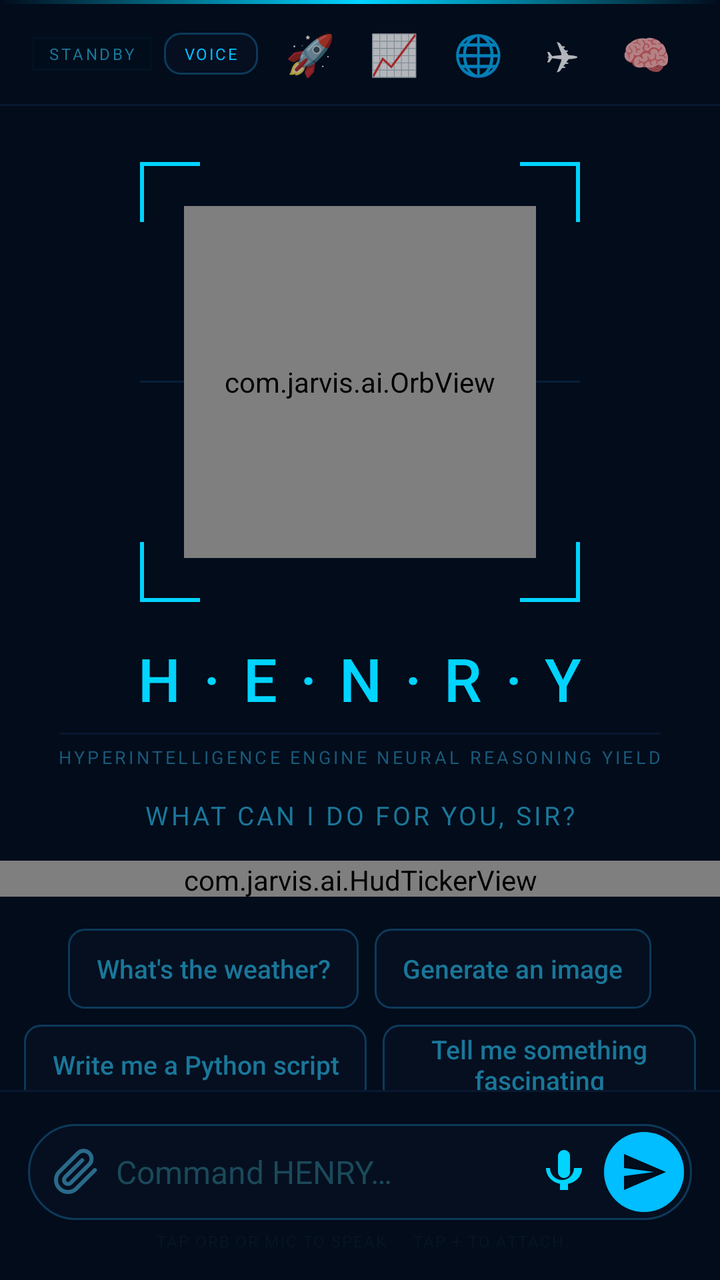
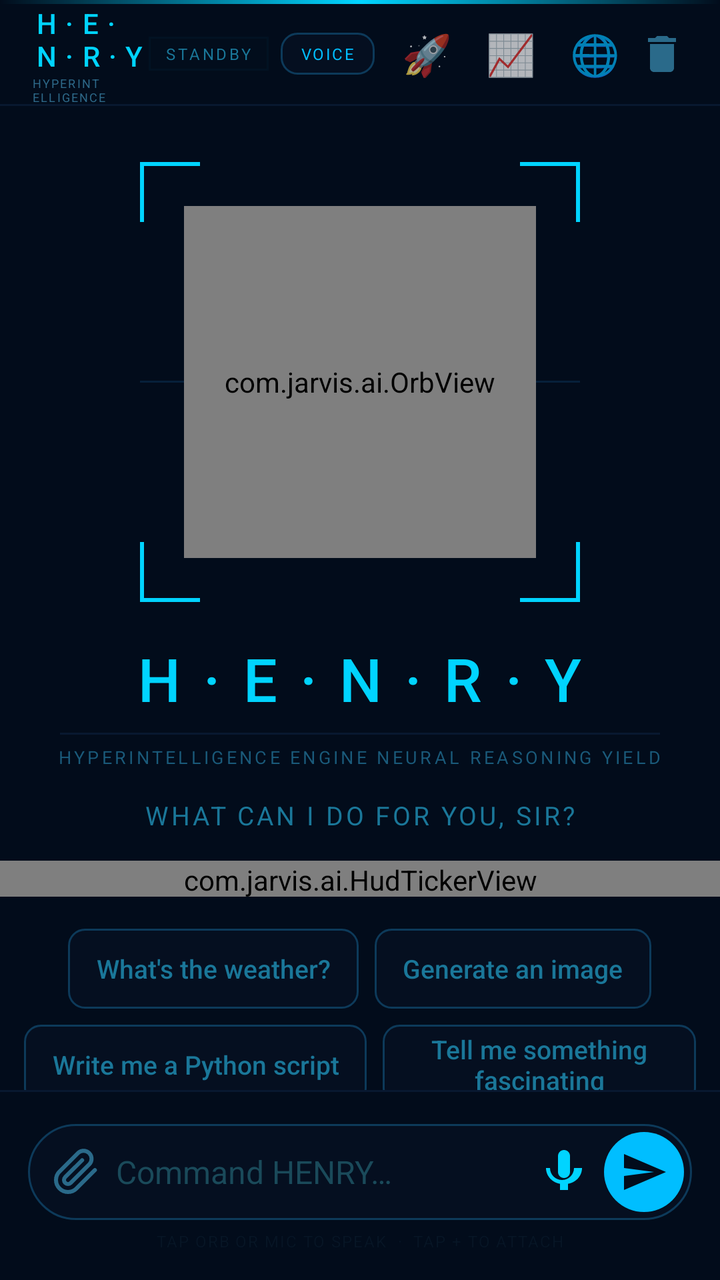

Screens rendered from an Android XML layout before and after an edit, with the pre-edit source and the edit as a unified diff.
<!-- AndroidManifest.xml: application theme Theme.Jarvis -->
<!-- res/layout/activity_main.xml -->
<?xml version="1.0" encoding="utf-8"?>
<androidx.constraintlayout.widget.ConstraintLayout
    xmlns:android="http://schemas.android.com/apk/res/android"
    xmlns:app="http://schemas.android.com/apk/res-auto"
    android:layout_width="match_parent"
    android:layout_height="match_parent"
    android:background="#020C1B">

    
    <View
        android:id="@+id/top_line"
        android:layout_width="match_parent"
        android:layout_height="2dp"
        android:background="@drawable/bg_gradient_line"
        app:layout_constraintTop_toTopOf="parent"
        app:layout_constraintStart_toStartOf="parent"/>

    
    <LinearLayout
        android:id="@+id/topbar"
        android:layout_width="match_parent"
        android:layout_height="50dp"
        android:orientation="horizontal"
        android:gravity="center_vertical"
        android:paddingStart="16dp"
        android:paddingEnd="12dp"
        android:background="#020C1B"
        app:layout_constraintTop_toBottomOf="@id/top_line"
        app:layout_constraintStart_toStartOf="parent">

        
        <LinearLayout
            android:layout_width="0dp"
            android:layout_height="wrap_content"
            android:layout_weight="1"
            android:orientation="vertical">

            <TextView
                android:id="@+id/tv_title"
                android:layout_width="wrap_content"
                android:layout_height="wrap_content"
                android:text="H·E·N·R·Y"
                android:textColor="#00D4FF"
                android:textSize="14sp"
                android:letterSpacing="0.32"
                android:fontFamily="sans-serif-medium"/>

            <TextView
                android:layout_width="wrap_content"
                android:layout_height="wrap_content"
                android:text="HYPERINTELLIGENCE ENGINE NEURAL REASONING YIELD"
                android:textColor="#2E6A8A"
                android:textSize="6sp"
                android:letterSpacing="0.12"/>

        </LinearLayout>

        
        <TextView
            android:id="@+id/tv_status"
            android:layout_width="wrap_content"
            android:layout_height="wrap_content"
            android:text="STANDBY"
            android:textColor="#1A7799"
            android:textSize="8sp"
            android:letterSpacing="0.16"
            android:paddingHorizontal="8dp"
            android:paddingVertical="3dp"
            android:layout_marginEnd="6dp"
            android:background="@drawable/bg_status_badge"/>

        
        <TextView
            android:id="@+id/btn_voice"
            android:layout_width="wrap_content"
            android:layout_height="wrap_content"
            android:text="VOICE"
            android:textColor="#00BEFF"
            android:textSize="8sp"
            android:letterSpacing="0.1"
            android:paddingHorizontal="10dp"
            android:paddingVertical="5dp"
            android:layout_marginEnd="6dp"
            android:background="@drawable/bg_chip"
            android:clickable="true"
            android:focusable="true"
            android:contentDescription="Voice settings"/>

        
        <TextView
            android:id="@+id/btn_space"
            android:layout_width="40dp"
            android:layout_height="40dp"
            android:text="🚀"
            android:textSize="20sp"
            android:gravity="center"
            android:layout_marginEnd="2dp"
            android:clickable="true"
            android:focusable="true"
            android:background="?android:attr/selectableItemBackgroundBorderless"
            android:contentDescription="Space Command"/>

        
        <TextView
            android:id="@+id/btn_markets"
            android:layout_width="40dp"
            android:layout_height="40dp"
            android:text="📈"
            android:textSize="20sp"
            android:gravity="center"
            android:layout_marginEnd="2dp"
            android:clickable="true"
            android:focusable="true"
            android:background="?android:attr/selectableItemBackgroundBorderless"
            android:contentDescription="Live Markets"/>

        
        <TextView
            android:id="@+id/btn_earth_radar"
            android:layout_width="40dp"
            android:layout_height="40dp"
            android:text="🌐"
            android:textSize="20sp"
            android:gravity="center"
            android:layout_marginEnd="2dp"
            android:clickable="true"
            android:focusable="true"
            android:background="?android:attr/selectableItemBackgroundBorderless"
            android:contentDescription="Earth Radar"/>

        
        <TextView
            android:id="@+id/btn_flight"
            android:layout_width="40dp"
            android:layout_height="40dp"
            android:text="✈"
            android:textSize="20sp"
            android:gravity="center"
            android:layout_marginEnd="2dp"
            android:clickable="true"
            android:focusable="true"
            android:background="?android:attr/selectableItemBackgroundBorderless"
            android:contentDescription="Flight Tracker"/>

        
        <TextView
            android:id="@+id/btn_brain"
            android:layout_width="40dp"
            android:layout_height="40dp"
            android:text="🧠"
            android:textSize="20sp"
            android:gravity="center"
            android:layout_marginEnd="2dp"
            android:clickable="true"
            android:focusable="true"
            android:background="?android:attr/selectableItemBackgroundBorderless"
            android:contentDescription="Brain"/>

        
        <TextView
            android:id="@+id/btn_earth_map"
            android:layout_width="40dp"
            android:layout_height="40dp"
            android:text="🌍"
            android:textSize="20sp"
            android:gravity="center"
            android:layout_marginEnd="2dp"
            android:clickable="true"
            android:focusable="true"
            android:background="?android:attr/selectableItemBackgroundBorderless"
            android:contentDescription="Earth Map"/>

        
        <TextView
            android:id="@+id/btn_animal_scan"
            android:layout_width="40dp"
            android:layout_height="40dp"
            android:text="🐾"
            android:textSize="20sp"
            android:gravity="center"
            android:layout_marginEnd="2dp"
            android:clickable="true"
            android:focusable="true"
            android:background="?android:attr/selectableItemBackgroundBorderless"
            android:contentDescription="Animal Scanner"/>

        
        <TextView
            android:id="@+id/btn_plant_scan"
            android:layout_width="40dp"
            android:layout_height="40dp"
            android:text="🌿"
            android:textSize="20sp"
            android:gravity="center"
            android:layout_marginEnd="2dp"
            android:clickable="true"
            android:focusable="true"
            android:background="?android:attr/selectableItemBackgroundBorderless"
            android:contentDescription="Plant Scanner"/>

        
        <ImageButton
            android:id="@+id/btn_clear"
            android:layout_width="34dp"
            android:layout_height="34dp"
            android:background="@android:color/transparent"
            android:src="@drawable/ic_delete"
            android:contentDescription="Clear"
            android:tint="#2A6A8A"/>

    </LinearLayout>

    
    <View
        android:id="@+id/top_bar_line"
        android:layout_width="match_parent"
        android:layout_height="1dp"
        android:background="#081830"
        app:layout_constraintTop_toBottomOf="@id/topbar"
        app:layout_constraintStart_toStartOf="parent"/>

    
    <androidx.core.widget.NestedScrollView
        android:id="@+id/scroll_main"
        android:layout_width="match_parent"
        android:layout_height="0dp"
        android:fillViewport="true"
        app:layout_constraintTop_toBottomOf="@id/top_bar_line"
        app:layout_constraintBottom_toTopOf="@id/bottom_bar_line"
        app:layout_constraintStart_toStartOf="parent"
        app:layout_constraintEnd_toEndOf="parent">

        <LinearLayout
            android:layout_width="match_parent"
            android:layout_height="wrap_content"
            android:orientation="vertical">

            
            <LinearLayout
                android:id="@+id/orb_section"
                android:layout_width="match_parent"
                android:layout_height="wrap_content"
                android:orientation="vertical"
                android:gravity="center"
                android:paddingTop="28dp"
                android:paddingBottom="4dp">

                
                <FrameLayout
                    android:layout_width="220dp"
                    android:layout_height="220dp"
                    android:gravity="center">

                    
                    <View android:layout_width="30dp" android:layout_height="2dp"
                        android:background="#00D4FF" android:layout_gravity="top|start"/>
                    <View android:layout_width="2dp" android:layout_height="30dp"
                        android:background="#00D4FF" android:layout_gravity="top|start"/>
                    
                    <View android:layout_width="30dp" android:layout_height="2dp"
                        android:background="#00D4FF" android:layout_gravity="top|end"/>
                    <View android:layout_width="2dp" android:layout_height="30dp"
                        android:background="#00D4FF" android:layout_gravity="top|end"/>
                    
                    <View android:layout_width="30dp" android:layout_height="2dp"
                        android:background="#00D4FF" android:layout_gravity="bottom|start"/>
                    <View android:layout_width="2dp" android:layout_height="30dp"
                        android:background="#00D4FF" android:layout_gravity="bottom|start"/>
                    
                    <View android:layout_width="30dp" android:layout_height="2dp"
                        android:background="#00D4FF" android:layout_gravity="bottom|end"/>
                    <View android:layout_width="2dp" android:layout_height="30dp"
                        android:background="#00D4FF" android:layout_gravity="bottom|end"/>

                    
                    <View android:layout_width="match_parent" android:layout_height="1dp"
                        android:background="#06203A" android:layout_gravity="center"/>

                    
                    <com.jarvis.ai.OrbView
                        android:id="@+id/orb_view"
                        android:layout_width="176dp"
                        android:layout_height="176dp"
                        android:layout_gravity="center"
                        android:clickable="true"
                        android:focusable="true"/>

                </FrameLayout>

                
                <TextView
                    android:id="@+id/tv_henry_name"
                    android:layout_width="wrap_content"
                    android:layout_height="wrap_content"
                    android:text="H·E·N·R·Y"
                    android:textColor="#00D4FF"
                    android:textSize="30sp"
                    android:letterSpacing="0.38"
                    android:fontFamily="sans-serif-medium"
                    android:layout_marginTop="18dp"/>

                
                <View
                    android:layout_width="300dp"
                    android:layout_height="1dp"
                    android:background="#081830"
                    android:layout_marginTop="7dp"/>

                
                <TextView
                    android:layout_width="wrap_content"
                    android:layout_height="wrap_content"
                    android:text="HYPERINTELLIGENCE ENGINE NEURAL REASONING YIELD"
                    android:textColor="#1A5A7A"
                    android:textSize="9sp"
                    android:letterSpacing="0.16"
                    android:layout_marginTop="5dp"/>

                
                <TextView
                    android:id="@+id/tv_orb_hint"
                    android:layout_width="wrap_content"
                    android:layout_height="wrap_content"
                    android:text="WHAT CAN I DO FOR YOU, SIR?"
                    android:textColor="#1A7799"
                    android:textSize="13sp"
                    android:letterSpacing="0.1"
                    android:layout_marginTop="14dp"/>

                
                <com.jarvis.ai.HudTickerView
                    android:layout_width="match_parent"
                    android:layout_height="18dp"
                    android:layout_marginTop="14dp"/>

            </LinearLayout>

            
            <LinearLayout
                android:id="@+id/chips_row1"
                android:layout_width="match_parent"
                android:layout_height="wrap_content"
                android:orientation="horizontal"
                android:gravity="center"
                android:paddingHorizontal="12dp"
                android:layout_marginTop="12dp">

                <Button
                    android:id="@+id/chip1"
                    style="@android:style/Widget.Material.Button.Borderless"
                    android:layout_width="wrap_content"
                    android:layout_height="40dp"
                    android:text="What's the weather?"
                    android:textColor="#1A7799"
                    android:textSize="13sp"
                    android:textAllCaps="false"
                    android:background="@drawable/bg_chip"
                    android:paddingHorizontal="14dp"
                    android:layout_marginEnd="8dp"
                    android:stateListAnimator="@null"/>

                <Button
                    android:id="@+id/chip2"
                    style="@android:style/Widget.Material.Button.Borderless"
                    android:layout_width="wrap_content"
                    android:layout_height="40dp"
                    android:text="Generate an image"
                    android:textColor="#1A7799"
                    android:textSize="13sp"
                    android:textAllCaps="false"
                    android:background="@drawable/bg_chip"
                    android:paddingHorizontal="14dp"
                    android:stateListAnimator="@null"/>

            </LinearLayout>

            
            <LinearLayout
                android:id="@+id/chips_row2"
                android:layout_width="match_parent"
                android:layout_height="wrap_content"
                android:orientation="horizontal"
                android:gravity="center"
                android:paddingHorizontal="12dp"
                android:layout_marginTop="8dp">

                <Button
                    android:id="@+id/chip3"
                    style="@android:style/Widget.Material.Button.Borderless"
                    android:layout_width="wrap_content"
                    android:layout_height="40dp"
                    android:text="Write me a Python script"
                    android:textColor="#1A7799"
                    android:textSize="13sp"
                    android:textAllCaps="false"
                    android:background="@drawable/bg_chip"
                    android:paddingHorizontal="14dp"
                    android:layout_marginEnd="8dp"
                    android:stateListAnimator="@null"/>

                <Button
                    android:id="@+id/chip4"
                    style="@android:style/Widget.Material.Button.Borderless"
                    android:layout_width="wrap_content"
                    android:layout_height="40dp"
                    android:text="Tell me something fascinating"
                    android:textColor="#1A7799"
                    android:textSize="13sp"
                    android:textAllCaps="false"
                    android:background="@drawable/bg_chip"
                    android:paddingHorizontal="14dp"
                    android:stateListAnimator="@null"/>

            </LinearLayout>

            
            <LinearLayout
                android:id="@+id/chips_row3"
                android:layout_width="match_parent"
                android:layout_height="wrap_content"
                android:orientation="horizontal"
                android:gravity="center"
                android:paddingHorizontal="12dp"
                android:layout_marginTop="8dp"
                android:layout_marginBottom="12dp">

                <Button
                    android:id="@+id/chip5"
                    style="@android:style/Widget.Material.Button.Borderless"
                    android:layout_width="wrap_content"
                    android:layout_height="40dp"
                    android:text="Latest tech news"
                    android:textColor="#1A7799"
                    android:textSize="13sp"
                    android:textAllCaps="false"
                    android:background="@drawable/bg_chip"
                    android:paddingHorizontal="14dp"
                    android:layout_marginEnd="8dp"
                    android:stateListAnimator="@null"/>

                <Button
                    android:id="@+id/chip6"
                    style="@android:style/Widget.Material.Button.Borderless"
                    android:layout_width="wrap_content"
                    android:layout_height="40dp"
                    android:text="Explain quantum computing"
                    android:textColor="#1A7799"
                    android:textSize="13sp"
                    android:textAllCaps="false"
                    android:background="@drawable/bg_chip"
                    android:paddingHorizontal="14dp"
                    android:stateListAnimator="@null"/>

            </LinearLayout>

            
            <androidx.recyclerview.widget.RecyclerView
                android:id="@+id/recycler_chat"
                android:layout_width="match_parent"
                android:layout_height="wrap_content"
                android:paddingHorizontal="10dp"
                android:paddingTop="4dp"
                android:paddingBottom="8dp"
                android:clipToPadding="false"
                android:scrollbars="none"
                android:nestedScrollingEnabled="false"/>

        </LinearLayout>
    </androidx.core.widget.NestedScrollView>

    
    <View
        android:id="@+id/bottom_bar_line"
        android:layout_width="match_parent"
        android:layout_height="1dp"
        android:background="#081830"
        app:layout_constraintBottom_toTopOf="@id/input_container"
        app:layout_constraintStart_toStartOf="parent"/>

    
    <LinearLayout
        android:id="@+id/input_container"
        android:layout_width="match_parent"
        android:layout_height="wrap_content"
        android:orientation="vertical"
        android:background="#020C1B"
        android:paddingTop="10dp"
        android:paddingBottom="14dp"
        android:paddingHorizontal="14dp"
        app:layout_constraintBottom_toBottomOf="parent"
        app:layout_constraintStart_toStartOf="parent"
        app:layout_constraintEnd_toEndOf="parent">

        
        <FrameLayout
            android:layout_width="wrap_content"
            android:layout_height="wrap_content"
            android:layout_marginBottom="6dp">

            <ImageView
                android:id="@+id/iv_attach_preview"
                android:layout_width="64dp"
                android:layout_height="64dp"
                android:scaleType="centerCrop"
                android:background="@drawable/bg_chip"
                android:visibility="gone"
                android:contentDescription="Attached image"/>

            <TextView
                android:id="@+id/tv_remove_attach"
                android:layout_width="16dp"
                android:layout_height="16dp"
                android:text="x"
                android:textColor="#00BEFF"
                android:textSize="9sp"
                android:gravity="center"
                android:background="#aa020C1B"
                android:visibility="gone"
                android:layout_gravity="top|end"/>

        </FrameLayout>

        
        <LinearLayout
            android:layout_width="match_parent"
            android:layout_height="wrap_content"
            android:orientation="horizontal"
            android:gravity="center_vertical"
            android:background="@drawable/bg_input_box"
            android:paddingHorizontal="4dp"
            android:paddingVertical="4dp">

            <ImageButton
                android:id="@+id/btn_attach"
                android:layout_width="40dp"
                android:layout_height="40dp"
                android:background="@android:color/transparent"
                android:src="@drawable/ic_attach"
                android:contentDescription="Attach"
                android:tint="#2A6A8A"/>

            <EditText
                android:id="@+id/et_input"
                android:layout_width="0dp"
                android:layout_height="wrap_content"
                android:layout_weight="1"
                android:background="@null"
                android:textColor="#00D4FF"
                android:textColorHint="#1A4A5A"
                android:textSize="16sp"
                android:hint="Command HENRY…"
                android:maxLines="4"
                android:inputType="textMultiLine|textCapSentences"
                android:imeOptions="actionSend"/>

            <ImageButton
                android:id="@+id/btn_mic"
                android:layout_width="40dp"
                android:layout_height="40dp"
                android:background="@android:color/transparent"
                android:src="@drawable/ic_mic"
                android:contentDescription="Voice input"
                android:tint="#00D4FF"/>

            <ImageButton
                android:id="@+id/btn_send"
                android:layout_width="40dp"
                android:layout_height="40dp"
                android:background="@drawable/bg_send_btn"
                android:src="@drawable/ic_send"
                android:contentDescription="Send"
                android:tint="#020C1B"/>

        </LinearLayout>

        <TextView
            android:layout_width="wrap_content"
            android:layout_height="wrap_content"
            android:layout_gravity="center_horizontal"
            android:layout_marginTop="5dp"
            android:text="TAP ORB OR MIC TO SPEAK  ·  TAP + TO ATTACH"
            android:textColor="#071525"
            android:textSize="8sp"
            android:letterSpacing="0.08"/>

    </LinearLayout>

</androidx.constraintlayout.widget.ConstraintLayout>
<!-- resources referenced by this layout -->
<resources>
  <!-- drawable bg_chip (drawable) -->
  <?xml version="1.0" encoding="utf-8"?>
  <ripple xmlns:android="http://schemas.android.com/apk/res/android"
      android:color="#1400BEFF">
      <item>
          <shape android:shape="rectangle">
              <solid android:color="#050F20"/>
              <corners android:radius="8dp"/>
              <stroke android:width="1dp" android:color="#0D3A5A"/>
          </shape>
      </item>
  </ripple>
  <!-- drawable bg_gradient_line (drawable) -->
  <?xml version="1.0" encoding="utf-8"?>
  <shape xmlns:android="http://schemas.android.com/apk/res/android"
      android:shape="rectangle">
      <gradient
          android:type="linear"
          android:angle="0"
          android:startColor="#00000000"
          android:centerColor="#FF00D4FF"
          android:endColor="#00000000"/>
  </shape>
  <!-- drawable bg_input_box (drawable) -->
  <?xml version="1.0" encoding="utf-8"?>
  <shape xmlns:android="http://schemas.android.com/apk/res/android"
      android:shape="rectangle">
      <solid android:color="#050F20"/>
      <corners android:radius="24dp"/>
      <stroke android:width="1dp" android:color="#0D3A5A"/>
  </shape>
  <!-- drawable bg_send_btn (drawable) -->
  <?xml version="1.0" encoding="utf-8"?>
  <shape xmlns:android="http://schemas.android.com/apk/res/android"
      android:shape="oval">
      <solid android:color="#00BEFF"/>
  </shape>
  <!-- drawable bg_status_badge (drawable) -->
  <?xml version="1.0" encoding="utf-8"?>
  <shape xmlns:android="http://schemas.android.com/apk/res/android"
      android:shape="rectangle">
      <solid android:color="#08003344"/>
      <stroke android:width="1dp" android:color="#1A004466"/>
  </shape>
  <!-- drawable ic_attach (drawable) -->
  <vector xmlns:android="http://schemas.android.com/apk/res/android"
      android:width="24dp"
      android:height="24dp"
      android:viewportWidth="24"
      android:viewportHeight="24">
      <path
          android:fillColor="@android:color/transparent"
          android:strokeColor="#64748b"
          android:strokeWidth="2"
          android:strokeLineCap="round"
          android:strokeLineJoin="round"
          android:pathData="M21.44,11.05l-9.19,9.19a6,6 0,0 1,-8.49 -8.49l9.19,-9.19a4,4 0,0 1,5.66 5.66l-9.2,9.19a2,2 0,0 1,-2.83 -2.83l8.49,-8.48"/>
  </vector>
  <!-- drawable ic_delete (drawable) -->
  <?xml version="1.0" encoding="utf-8"?>
  <vector xmlns:android="http://schemas.android.com/apk/res/android"
      android:width="24dp" android:height="24dp"
      android:viewportWidth="24" android:viewportHeight="24">
      <path android:fillColor="#FFFFFFFF"
          android:pathData="M6,19C6,20.1 6.9,21 8,21L16,21C17.1,21 18,20.1 18,19L18,7L6,7L6,19ZM19,4L15.5,4L14.5,3L9.5,3L8.5,4L5,4L5,6L19,6L19,4Z"/>
  </vector>
  <!-- drawable ic_send (drawable) -->
  <?xml version="1.0" encoding="utf-8"?>
  <vector xmlns:android="http://schemas.android.com/apk/res/android"
      android:width="24dp" android:height="24dp"
      android:viewportWidth="24" android:viewportHeight="24">
      <path android:fillColor="#FFFFFFFF"
          android:pathData="M2,21L23,12L2,3L2,10L17,12L2,14L2,21Z"/>
  </vector>
  <style name="Theme.Jarvis" parent="Theme.AppCompat.NoActionBar">
          <item name="android:windowBackground">#070d1a</item>
          <item name="android:statusBarColor">#070d1a</item>
          <item name="android:navigationBarColor">#070d1a</item>
          <item name="android:windowFullscreen">true</item>
          <item name="colorPrimary">#3b82f6</item>
          <item name="colorPrimaryDark">#1d4ed8</item>
          <item name="colorAccent">#3b82f6</item>
      </style>
  <!-- unchanged entries left out for length: 1 -->
</resources>

<!-- the commit's change to res/layout/activity_main.xml (unified diff, before → after) -->
@@ -87,6 +87,20 @@
             android:contentDescription="Voice settings"/>
 
         
+        <HorizontalScrollView
+            android:layout_width="0dp"
+            android:layout_height="wrap_content"
+            android:layout_weight="2"
+            android:scrollbars="none"
+            android:overScrollMode="never">
+
+        <LinearLayout
+            android:layout_width="wrap_content"
+            android:layout_height="wrap_content"
+            android:orientation="horizontal"
+            android:gravity="center_vertical">
+
+        
         <TextView
             android:id="@+id/btn_space"
             android:layout_width="40dp"
@@ -197,12 +211,16 @@
             android:focusable="true"
             android:background="?android:attr/selectableItemBackgroundBorderless"
             android:contentDescription="Plant Scanner"/>
+
+        </LinearLayout>
+        </HorizontalScrollView>
 
         
         <ImageButton
             android:id="@+id/btn_clear"
             android:layout_width="34dp"
             android:layout_height="34dp"
+            android:layout_marginStart="4dp"
             android:background="@android:color/transparent"
             android:src="@drawable/ic_delete"
             android:contentDescription="Clear"
